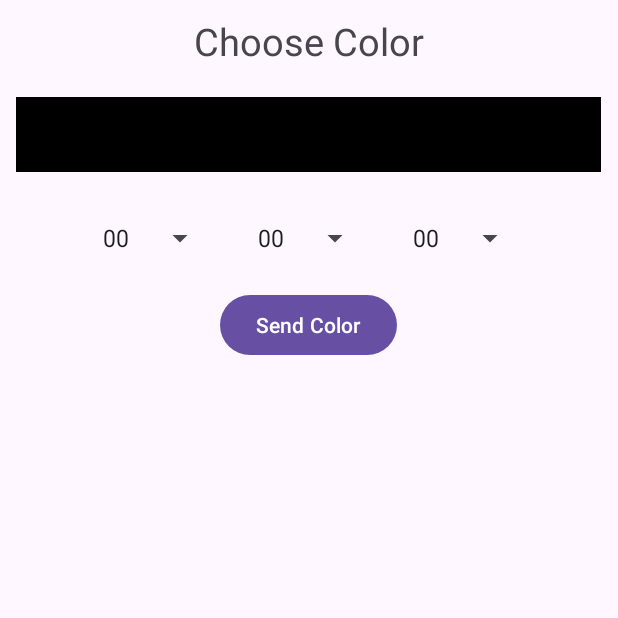
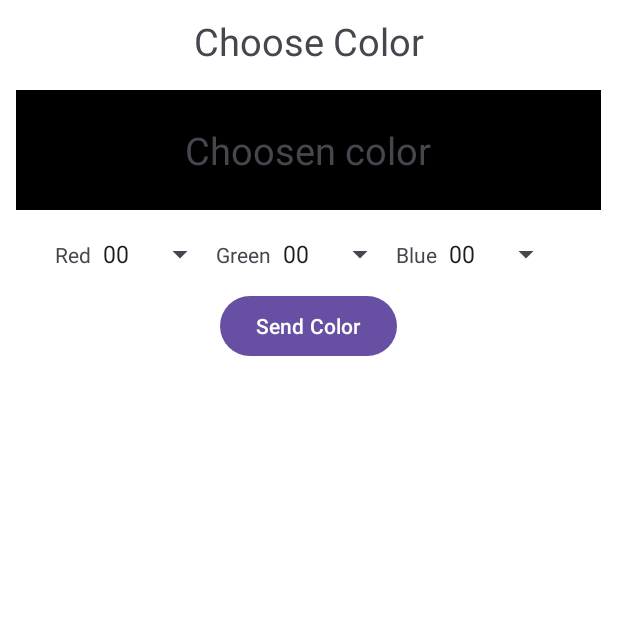
Before and after one commit to Fenrir-Codes/App_programmering, an Android app: the ColorActivity screen opened directly, with no data from a screen before it, on a phone screen of 412 x 824 dp, the top half of it. Run offline under Robolectric (Android 15) with nearby library versions, the phone set to English and light mode, and no system bars.

Commit message:
Add files via upload

```diff
--- a/AppIAfsOpgaveJozsef/app/src/main/java/com/example/appi_afsopgave_jozsef/MainActivity.java
+++ b/AppIAfsOpgaveJozsef/app/src/main/java/com/example/appi_afsopgave_jozsef/MainActivity.java
@@ -3,11 +3,9 @@ package com.example.appi_afsopgave_jozsef;
 import androidx.activity.result.ActivityResultLauncher;
 import androidx.activity.result.contract.ActivityResultContracts;
 import androidx.appcompat.app.AppCompatActivity;
-
 import android.app.Activity;
 import android.content.Intent;
 import android.graphics.Color;
-import android.graphics.drawable.Drawable;
 import android.os.Bundle;
 import android.view.View;
 import android.widget.Button;
@@ -30,6 +28,7 @@ public class MainActivity extends AppCompatActivity implements View.OnClickListe
         super.onCreate(savedInstanceState);
         setContentView(R.layout.activity_main);
 
+        //Initialize buttons, etc...
         btnGetName = findViewById(R.id.btnGetName);
         btnGetColor = findViewById(R.id.btnGetColor);
         txtName = findViewById(R.id.txtName);
@@ -46,6 +45,7 @@ public class MainActivity extends AppCompatActivity implements View.OnClickListe
 
         btnGetColor.setOnClickListener(this);
 
+        //Registering for activities : Name activity
         nameActivityLauncher = registerForActivityResult(
                 new ActivityResultContracts.StartActivityForResult(),
                 result -> {
@@ -59,6 +59,7 @@ public class MainActivity extends AppCompatActivity implements View.OnClickListe
                 }
         );
 
+        //color activity
         colorActivityLauncher = registerForActivityResult(
                 new ActivityResultContracts.StartActivityForResult(),
                 result -> {
@@ -66,7 +67,6 @@ public class MainActivity extends AppCompatActivity implements View.OnClickListe
                         Intent intent = result.getData();
                         String color = intent.getStringExtra("txtColorToMain");
                         layOut.setBackgroundColor(Color.parseColor(color));
-
                     }
                 }
         );
--- a/AppIAfsOpgaveJozsef/app/src/main/res/layout/activity_color.xml
+++ b/AppIAfsOpgaveJozsef/app/src/main/res/layout/activity_color.xml
@@ -6,8 +6,10 @@
     android:layout_height="match_parent"
     tools:context=".ColorActivity"
     android:gravity="center_horizontal"
-    android:orientation="vertical">
+    android:orientation="vertical"
+    android:background="#FFFFFF">
 
+    //text on top
     <TextView
         android:layout_width="wrap_content"
         android:layout_height="wrap_content"
@@ -17,40 +19,56 @@
         android:layout_margin="10dp"
         />
 
+    //Color box on the top
     <TextView
         android:id="@+id/txtColor"
         android:layout_width="390dp"
-        android:layout_height="50dp"
-        android:layout_margin="10dp"
-
+        android:layout_height="80dp"
+        android:layout_margin="5dp"
+        android:text="Choosen color"
+        android:textSize="25dp"
+        android:gravity="center"
         />
 
     <LinearLayout
         android:layout_width="wrap_content"
         android:layout_height="wrap_content"
         android:orientation="horizontal">
-        <Spinner
-            android:id="@+id/spnFirst"
+        <TextView
             android:layout_width="wrap_content"
             android:layout_height="wrap_content"
-            android:layout_margin="10dp"
-
+            android:text="Red"
             />
 
         <Spinner
-            android:id="@+id/spnSecond"
+            android:id="@+id/spnFirst"
+            android:layout_width="match_parent"
+            android:layout_height="wrap_content"
+            />
+
+        <TextView
             android:layout_width="wrap_content"
             android:layout_height="wrap_content"
-            android:layout_margin="10dp"
-            android:focusedByDefault="false"
-            />
+            android:text="Green"
+           />
+
+        <Spinner
+            android:id="@+id/spnSecond"
+            android:layout_width="match_parent"
+            android:layout_height="wrap_content"
+           />
+
+        <TextView
+            android:layout_width="wrap_content"
+            android:layout_height="wrap_content"
+            android:text="Blue"
+             />
 
         <Spinner
             android:id="@+id/spnThird"
-            android:layout_width="wrap_content"
+            android:layout_width="match_parent"
             android:layout_height="wrap_content"
-            android:layout_margin="10dp"
-            />
+             />
 
     </LinearLayout>
 
--- a/AppIAfsOpgaveJozsef/app/src/main/res/layout/activity_main.xml
+++ b/AppIAfsOpgaveJozsef/app/src/main/res/layout/activity_main.xml
@@ -1,12 +1,12 @@
 <?xml version="1.0" encoding="utf-8"?>
 <LinearLayout xmlns:android="http://schemas.android.com/apk/res/android"
-    xmlns:app="http://schemas.android.com/apk/res-auto"
     xmlns:tools="http://schemas.android.com/tools"
     android:layout_width="match_parent"
     android:layout_height="match_parent"
     tools:context=".MainActivity"
     android:orientation="vertical"
-    android:gravity="center_horizontal">
+    android:gravity="center_horizontal"
+    android:background="#FFFFFF">
 
     <TextView
         android:layout_width="wrap_content"
```
Also changed, not shown: AppIAfsOpgaveJozsef/app/src/main/java/com/example/appi_afsopgave_jozsef/ColorActivity.java (+2 -5 lines), AppIAfsOpgaveJozsef/app/src/main/java/com/example/appi_afsopgave_jozsef/NameActivity.java (+12 -18 lines), AppIAfsOpgaveJozsef/app/src/main/res/layout/activity_name.xml (+6 -5 lines), 1 other file.
